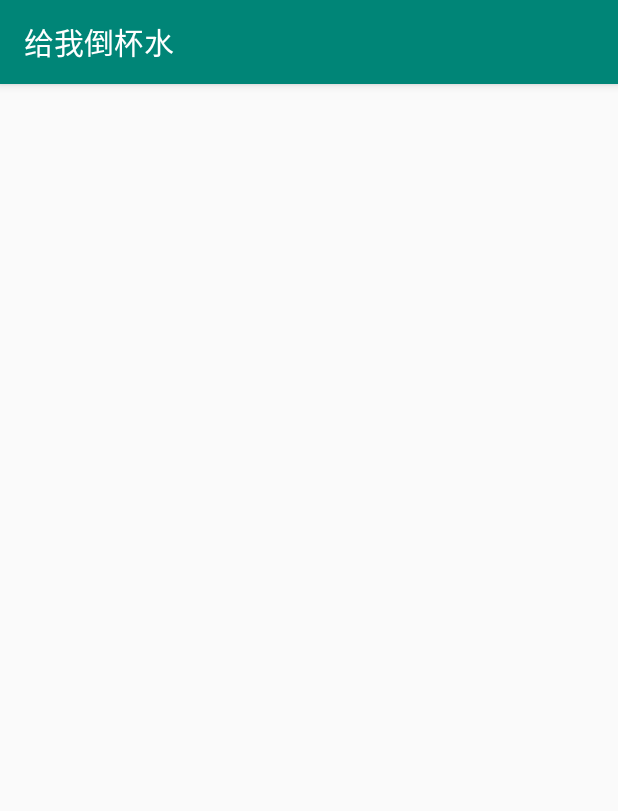
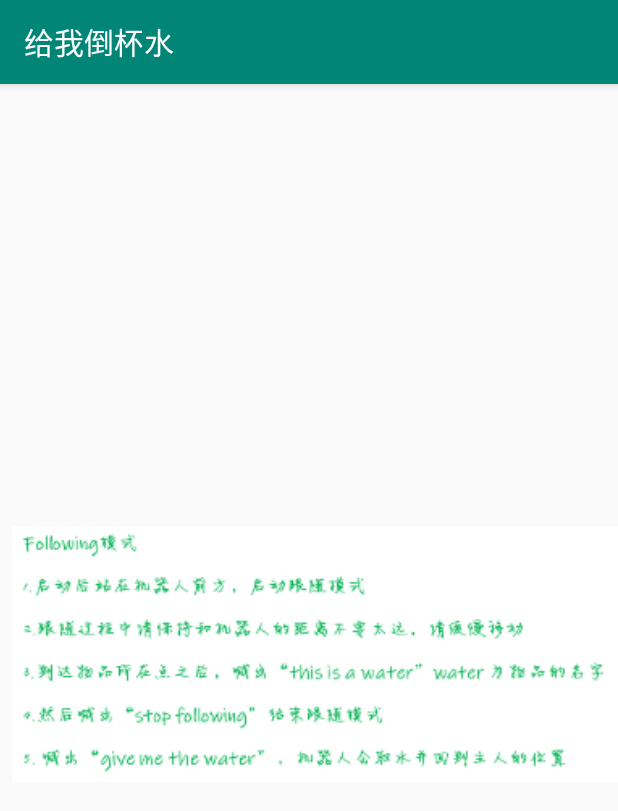
Before and after one commit to sebuaa2019/Team108, an Android app: the Follow screen opened directly, with no data from a screen before it, on a phone screen of 412 x 824 dp. Shown: the top 811 px of the screen. Run offline under Robolectric (Android 15) with nearby library versions, the phone set to English and light mode, and no system bars.

Commit message:
UI美化，添加Follow模式说明，修复多Activity调用TCP线程的冲突问题

```diff
--- a/APP与server端（终版）/src/main/java/com/buaase/team108/wirelesstest/Follow.java
+++ b/APP与server端（终版）/src/main/java/com/buaase/team108/wirelesstest/Follow.java
@@ -5,13 +5,14 @@ import android.os.Handler;
 import android.os.Message;
 import android.support.v7.app.AppCompatActivity;
 import android.os.Bundle;
+import android.widget.ImageView;
 import android.widget.TextView;
 import android.widget.Toast;
 
 public class Follow extends AppCompatActivity {
 
     public static Handler handler;
-    private TextView textView;
+    private ImageView imageView;
 
     @SuppressLint("HandlerLeak")
     @Override
@@ -19,8 +20,8 @@ public class Follow extends AppCompatActivity {
         super.onCreate(savedInstanceState);
         setContentView(R.layout.activity_follow);
 
-        textView = findViewById(R.id.textView2);
-        textView.setText("");
+        imageView = findViewById(R.id.imageView);
+
 
         handler = new Handler() {
             @Override
--- a/APP与server端（终版）/src/main/java/com/buaase/team108/wirelesstest/tcp.java
+++ b/APP与server端（终版）/src/main/java/com/buaase/team108/wirelesstest/tcp.java
@@ -133,7 +133,11 @@ public class tcp extends Thread{
                         }
                         if(!rcvFlag){
                             Log.d("Test","sendFail");
-                            Manul.handler.obtainMessage(MESSAGE_SENDFAIL).sendToTarget();
+                            if(((String) msg.obj).contains("follow")){
+                                Follow.handler.obtainMessage(MESSAGE_SENDFAIL).sendToTarget();
+                            }else{
+                                Manul.handler.obtainMessage(MESSAGE_SENDFAIL).sendToTarget();
+                            }
                         }
                 }
             }
--- a/APP与server端（终版）/src/main/res/layout/activity_follow.xml
+++ b/APP与server端（终版）/src/main/res/layout/activity_follow.xml
@@ -4,4 +4,18 @@
     xmlns:tools="http://schemas.android.com/tools"
     android:layout_width="match_parent"
     android:layout_height="match_parent"
-    tools:context=".Follow"/>
+    tools:context=".Follow">
+
+    <ImageView
+        android:id="@+id/imageView"
+        android:layout_width="0dp"
+        android:layout_height="0dp"
+        android:layout_marginStart="8dp"
+        android:layout_marginBottom="8dp"
+        android:src="@mipmap/imgdsfadsa"
+        android:scaleType="fitCenter"
+        app:layout_constraintBottom_toBottomOf="parent"
+        app:layout_constraintEnd_toEndOf="parent"
+        app:layout_constraintStart_toStartOf="parent"
+        app:layout_constraintTop_toTopOf="parent" />
+</android.support.constraint.ConstraintLayout>
--- a/APP与server端（终版）/src/main/res/values/colors.xml
+++ b/APP与server端（终版）/src/main/res/values/colors.xml
@@ -3,7 +3,7 @@
     <color name="colorPrimary">#008577</color>
     <color name="colorPrimaryDark">#00574B</color>
     <color name="colorAccent">#D81B60</color>
-    <color name="white">#FFE0F7FA</color>
+    <color name="white">#E0F7FA</color>
     <color name="green">#00C853</color>
     <color name="blue">#0091EA</color>
 </resources>
```
Also changed, not shown: APP与server端（终版）/src/main/res/mipmap-xxxhdpi/imgdsfadsa.png (added).
